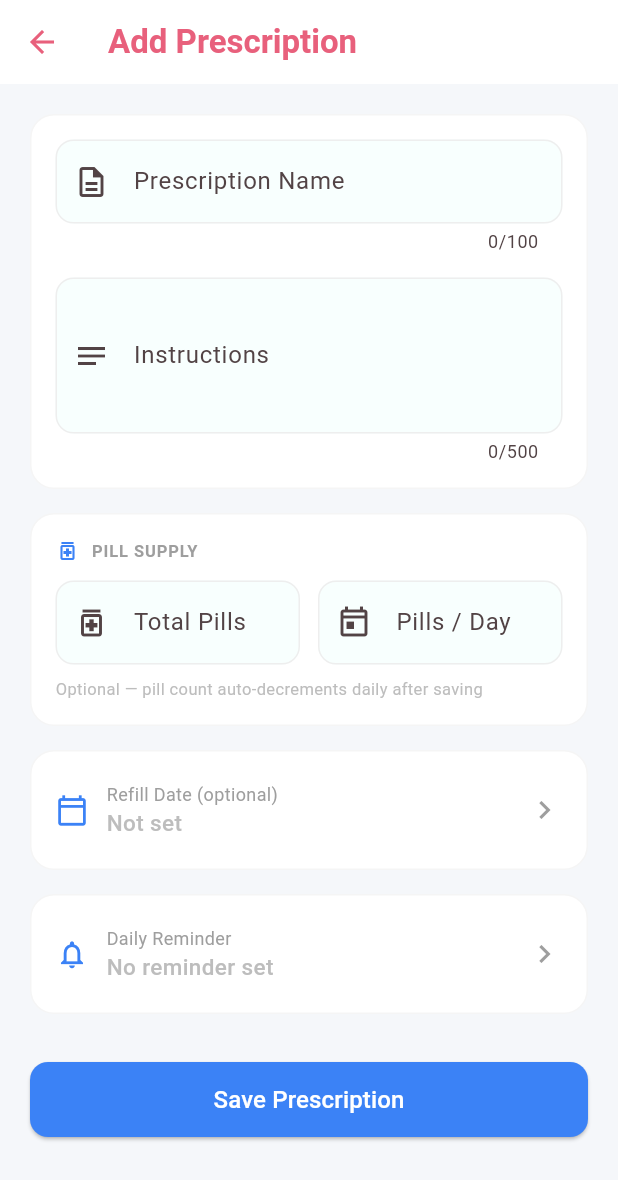
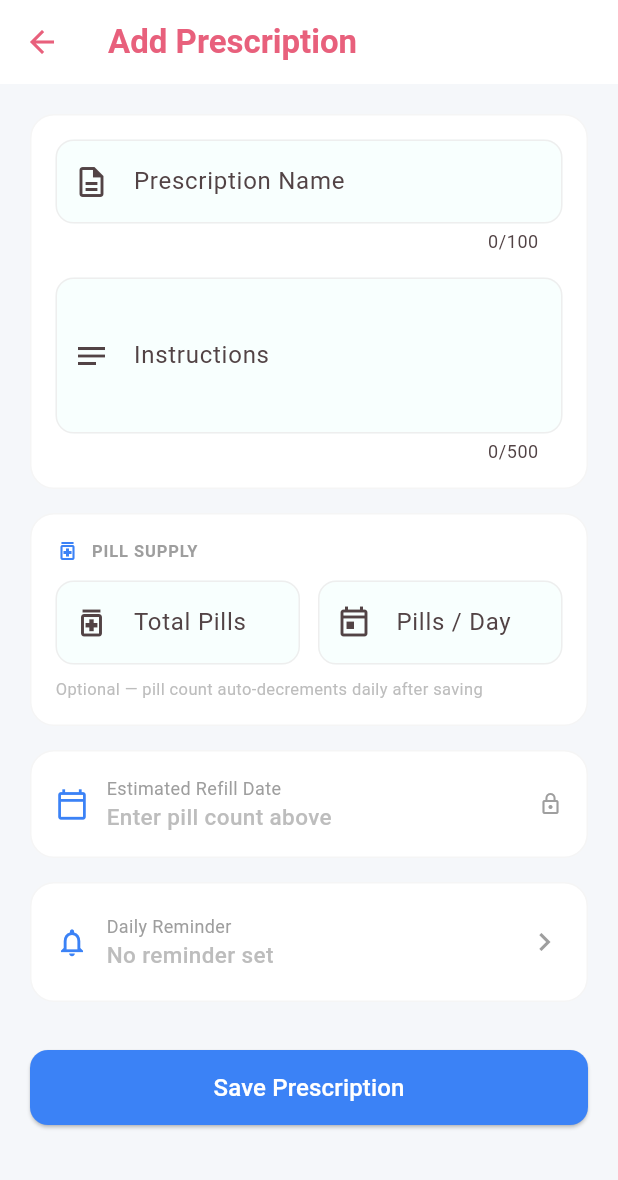
Before and after one commit to kushanmaskey/medicine_reminder_claude, a Flutter app: the AddPrescriptionScreen screen opened directly, on a phone screen of 412 x 824 dp. Shown: the top 1180 px of the screen. Run offline on Flutter 3.47's test engine with Material 3 defaults, Android fonts, the phone set to English and light mode, and no system bars; our stand-ins replace flutter_local_notifications, image_picker, shared_preferences, supabase_flutter, timezone; accounts and stored records are empty; network calls fail.

Commit message:
Auto-calculate prescription refill date; fix keyboard focus on pickers
- Refill date in prescription is now read-only, auto-calculated from
  totalPills ÷ pillsPerDay starting from today; updates live as user
  types pill counts
- Dismiss keyboard before opening any date/time picker on all add/edit
  screens so focus does not jump back to a text field after selection

Co-Authored-By: Claude Sonnet 4.6 <noreply@anthropic.com>

```diff
--- a/lib/screens/add_activity_screen.dart
+++ b/lib/screens/add_activity_screen.dart
@@ -68,6 +68,7 @@ class _AddActivityScreenState extends State<AddActivityScreen> {
   bool get _isDistanceBased => _type == 'Walk' || _type == 'Run';
 
   Future<void> _pickDate() async {
+    FocusScope.of(context).unfocus();
     final date = await showDatePicker(
       context: context,
       initialDate: _recordedAt,
--- a/lib/screens/add_appointment_screen.dart
+++ b/lib/screens/add_appointment_screen.dart
@@ -70,6 +70,7 @@ class _AddAppointmentScreenState extends State<AddAppointmentScreen> {
   }
 
   Future<void> _pickDate() async {
+    FocusScope.of(context).unfocus();
     final picked = await showDatePicker(
       context: context,
       initialDate: _appointmentDate ?? DateTime.now().add(const Duration(days: 1)),
@@ -86,6 +87,7 @@ class _AddAppointmentScreenState extends State<AddAppointmentScreen> {
   }
 
   Future<void> _pickTime() async {
+    FocusScope.of(context).unfocus();
     final picked = await showTimePicker(
       context: context,
       initialTime: _appointmentTime ?? const TimeOfDay(hour: 9, minute: 0),
@@ -100,6 +102,7 @@ class _AddAppointmentScreenState extends State<AddAppointmentScreen> {
   }
 
   Future<void> _addAlert() async {
+    FocusScope.of(context).unfocus();
     final defaultDate = _appointmentDate ?? DateTime.now().add(const Duration(days: 1));
     final date = await showDatePicker(
       context: context,
--- a/lib/screens/add_prescription_screen.dart
+++ b/lib/screens/add_prescription_screen.dart
@@ -18,7 +18,6 @@ class _AddPrescriptionScreenState extends State<AddPrescriptionScreen> {
   final _instructionsController = TextEditingController();
   final _totalPillsController = TextEditingController();
   final _pillsPerDayController = TextEditingController();
-  DateTime? _refillDate;
   TimeOfDay? _notificationTime;
   bool _saving = false;
 
@@ -27,15 +26,30 @@ class _AddPrescriptionScreenState extends State<AddPrescriptionScreen> {
   @override
   void initState() {
     super.initState();
+    _totalPillsController.addListener(() => setState(() {}));
+    _pillsPerDayController.addListener(() => setState(() {}));
     if (_isEditing) {
       final p = widget.existing!;
       _nameController.text = p.name;
       _instructionsController.text = p.instructions;
-      _refillDate = p.refillDate;
       _notificationTime = p.notificationTime;
       if (p.totalPills != null) _totalPillsController.text = p.totalPills.toString();
       if (p.pillsPerDay != null) _pillsPerDayController.text = p.pillsPerDay.toString();
     }
+  }
+
+  DateTime? get _calculatedRefillDate {
+    final total = int.tryParse(_totalPillsController.text.trim());
+    final perDay = int.tryParse(_pillsPerDayController.text.trim());
+    if (total == null || perDay == null || perDay <= 0) return null;
+    return DateTime.now().add(Duration(days: (total / perDay).ceil()));
+  }
+
+  String get _refillDateDisplay {
+    final d = _calculatedRefillDate;
+    if (d == null) return 'Enter pill count above';
+    const months = ['Jan','Feb','Mar','Apr','May','Jun','Jul','Aug','Sep','Oct','Nov','Dec'];
+    return '${months[d.month - 1]} ${d.day}, ${d.year}';
   }
 
   @override
@@ -47,23 +61,8 @@ class _AddPrescriptionScreenState extends State<AddPrescriptionScreen> {
     super.dispose();
   }
 
-  Future<void> _pickRefillDate() async {
-    final picked = await showDatePicker(
-      context: context,
-      initialDate: _refillDate ?? DateTime.now().add(const Duration(days: 30)),
-      firstDate: DateTime(2000),
-      lastDate: DateTime.now().add(const Duration(days: 365 * 5)),
-      builder: (ctx, child) => Theme(
-        data: Theme.of(ctx).copyWith(
-          colorScheme: const ColorScheme.light(primary: Color(0xFF3B82F6)),
-        ),
-        child: child!,
-      ),
-    );
-    if (picked != null) setState(() => _refillDate = picked);
-  }
-
   Future<void> _pickNotificationTime() async {
+    FocusScope.of(context).unfocus();
     final picked = await showTimePicker(
       context: context,
       initialTime: _notificationTime ?? const TimeOfDay(hour: 8, minute: 0),
@@ -117,7 +116,7 @@ class _AddPrescriptionScreenState extends State<AddPrescriptionScreen> {
       id: widget.existing?.id ??
           DateTime.now().millisecondsSinceEpoch.toString(),
       name: _nameController.text.trim(),
-      refillDate: _refillDate,
+      refillDate: _calculatedRefillDate,
       instructions: _instructionsController.text.trim(),
       notificationHour: _notificationTime?.hour,
       notificationMinute: _notificationTime?.minute,
@@ -309,23 +308,37 @@ class _AddPrescriptionScreenState extends State<AddPrescriptionScreen> {
 
             _SectionCard(
               children: [
-                _PickerTile(
-                  icon: Icons.calendar_today_outlined,
-                  label: 'Refill Date (optional)',
-                  value: _refillDate == null
-                      ? 'Not set'
-                      : '${_refillDate!.day}/${_refillDate!.month}/${_refillDate!.year}',
-                  onTap: _pickRefillDate,
-                  hasValue: _refillDate != null,
-                  trailing: _refillDate != null
-                      ? IconButton(
-                          tooltip: 'Clear refill date',
-                          icon: const Icon(Icons.close,
-                              size: 18, color: Colors.grey),
-                          onPressed: () =>
-                              setState(() => _refillDate = null),
-                        )
-                      : null,
+                Row(
+                  children: [
+                    const Icon(Icons.calendar_today_outlined,
+                        color: Color(0xFF3B82F6), size: 22),
+                    const SizedBox(width: 12),
+                    Expanded(
+                      child: Column(
+                        crossAxisAlignment: CrossAxisAlignment.start,
+                        children: [
+                          Text('Estimated Refill Date',
+                              style: TextStyle(
+                                  fontSize: 12, color: Colors.grey[500])),
+                          Text(
+                            _refillDateDisplay,
+                            style: TextStyle(
+                              fontSize: 15,
+                              fontWeight: FontWeight.w500,
+                              color: _calculatedRefillDate != null
+                                  ? const Color(0xFFE8607C)
+                                  : Colors.grey[400],
+                            ),
+                          ),
+                        ],
+                      ),
+                    ),
+                    const Tooltip(
+                      message: 'Auto-calculated: total pills ÷ pills per day',
+                      child: Icon(Icons.lock_outline,
+                          size: 16, color: Colors.grey),
+                    ),
+                  ],
                 ),
               ],
             ),
--- a/lib/screens/add_vital_screen.dart
+++ b/lib/screens/add_vital_screen.dart
@@ -87,6 +87,7 @@ class _AddVitalScreenState extends State<AddVitalScreen> {
   // ── Date / time pickers ────────────────────────────────────────────────────
 
   Future<void> _pickDateTime() async {
+    FocusScope.of(context).unfocus();
     final date = await showDatePicker(
       context: context,
       initialDate: _recordedAt,
@@ -116,6 +117,7 @@ class _AddVitalScreenState extends State<AddVitalScreen> {
   }
 
   Future<DateTime?> _pickPastDate(DateTime? initial, String label) async {
+    FocusScope.of(context).unfocus();
     return showDatePicker(
       context: context,
       initialDate: initial ?? DateTime.now(),
```
